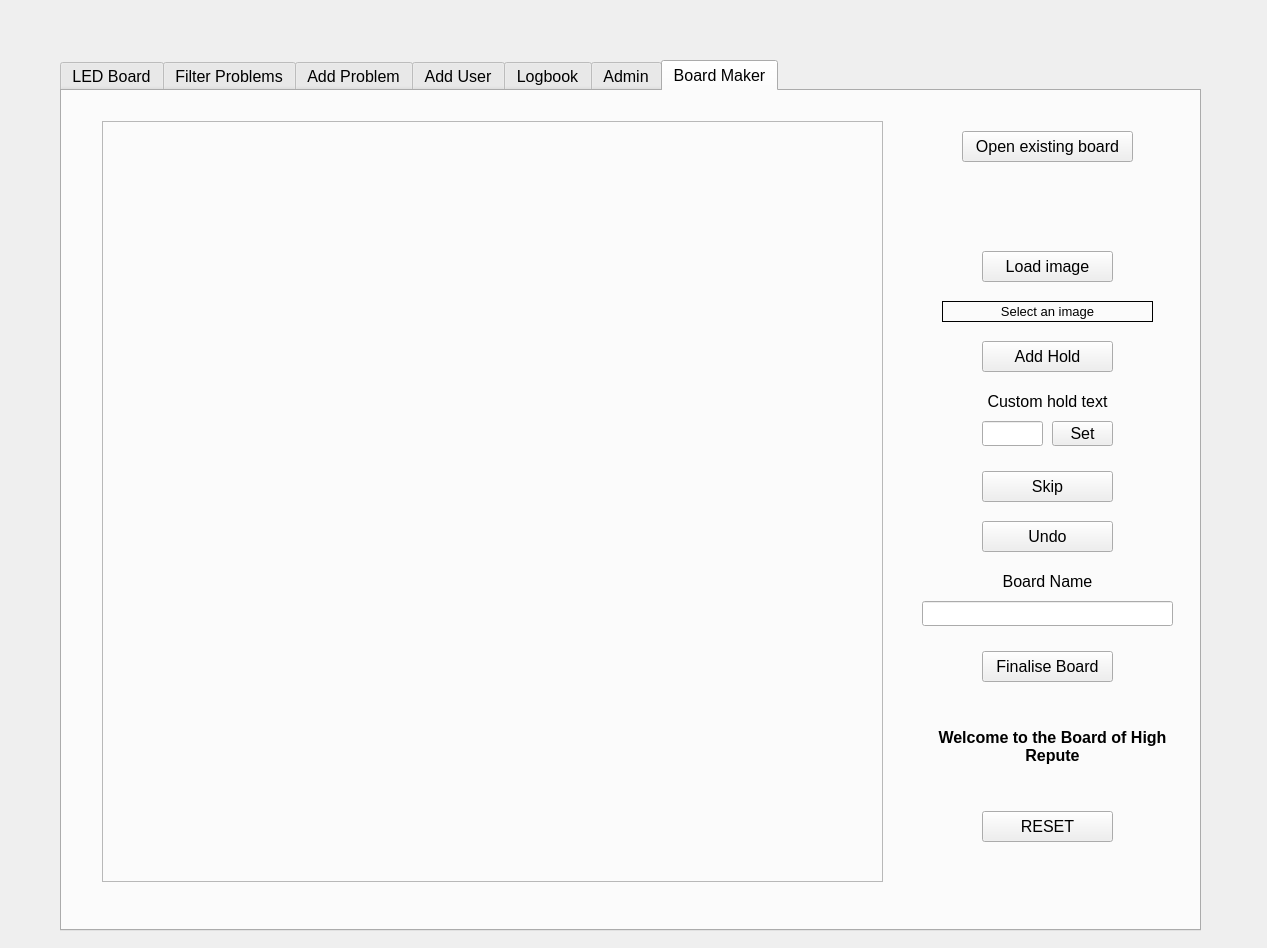
Qt form DiscoBoard.ui (highrepute/LEDBoard) before a commit.
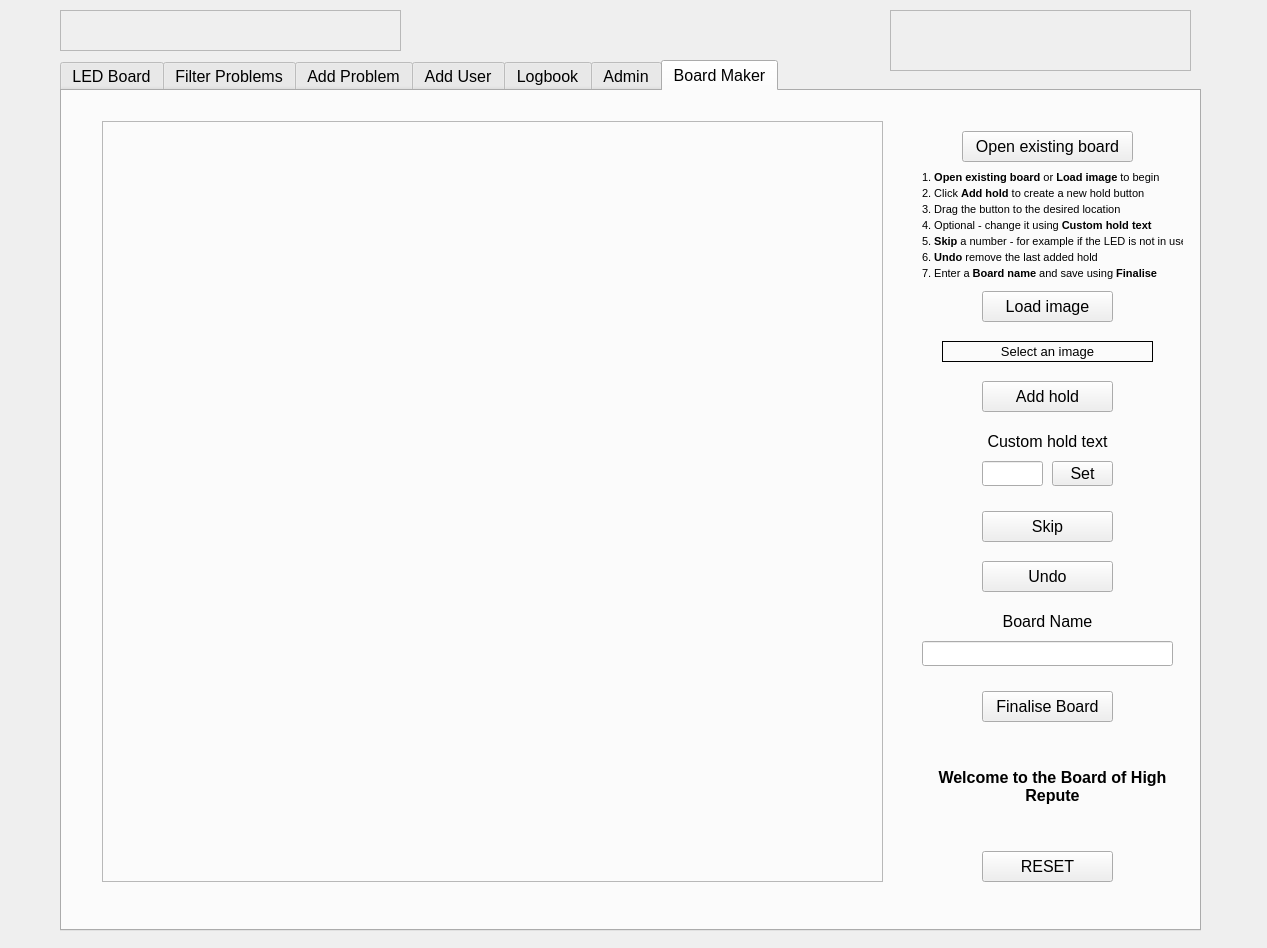
The same form after that commit. The open tabs and pages were chosen to show the change.

Commit message: Added TipStrips. Fixed bug with saving board when half a mirror pair action is complete

```diff
--- a/DiscoBoard.ui
+++ b/DiscoBoard.ui
@@ -1700,7 +1700,7 @@
      <property name="geometry">
       <rect>
        <x>920</x>
-       <y>160</y>
+       <y>200</y>
        <width>131</width>
        <height>31</height>
       </rect>
@@ -1713,13 +1713,13 @@
      <property name="geometry">
       <rect>
        <x>920</x>
-       <y>250</y>
+       <y>290</y>
        <width>131</width>
        <height>31</height>
       </rect>
      </property>
      <property name="text">
-      <string>Add Hold</string>
+      <string>Add hold</string>
      </property>
     </widget>
     <widget class="QFrame" name="frmBoard">
@@ -1745,7 +1745,7 @@
      <property name="geometry">
       <rect>
        <x>920</x>
-       <y>560</y>
+       <y>600</y>
        <width>131</width>
        <height>31</height>
       </rect>
@@ -1758,7 +1758,7 @@
      <property name="geometry">
       <rect>
        <x>860</x>
-       <y>510</y>
+       <y>550</y>
        <width>251</width>
        <height>25</height>
       </rect>
@@ -1768,7 +1768,7 @@
      <property name="geometry">
       <rect>
        <x>920</x>
-       <y>430</y>
+       <y>470</y>
        <width>131</width>
        <height>31</height>
       </rect>
@@ -1781,7 +1781,7 @@
      <property name="geometry">
       <rect>
        <x>920</x>
-       <y>380</y>
+       <y>420</y>
        <width>131</width>
        <height>31</height>
       </rect>
@@ -1794,7 +1794,7 @@
      <property name="geometry">
       <rect>
        <x>870</x>
-       <y>600</y>
+       <y>640</y>
        <width>241</width>
        <height>111</height>
       </rect>
@@ -1819,7 +1819,7 @@
      <property name="geometry">
       <rect>
        <x>880</x>
-       <y>210</y>
+       <y>250</y>
        <width>211</width>
        <height>21</height>
       </rect>
@@ -1843,7 +1843,7 @@
      <property name="geometry">
       <rect>
        <x>920</x>
-       <y>720</y>
+       <y>760</y>
        <width>131</width>
        <height>31</height>
       </rect>
@@ -1856,7 +1856,7 @@
      <property name="geometry">
       <rect>
        <x>870</x>
-       <y>480</y>
+       <y>520</y>
        <width>231</width>
        <height>21</height>
       </rect>
@@ -1885,7 +1885,7 @@
      <property name="geometry">
       <rect>
        <x>920</x>
-       <y>330</y>
+       <y>370</y>
        <width>61</width>
        <height>25</height>
       </rect>
@@ -1895,7 +1895,7 @@
      <property name="geometry">
       <rect>
        <x>870</x>
-       <y>300</y>
+       <y>340</y>
        <width>231</width>
        <height>21</height>
       </rect>
@@ -1911,7 +1911,7 @@
      <property name="geometry">
       <rect>
        <x>990</x>
-       <y>330</y>
+       <y>370</y>
        <width>61</width>
        <height>25</height>
       </rect>
@@ -1920,8 +1920,80 @@
       <string>Set</string>
      </property>
     </widget>
+    <widget class="QLabel" name="label_25">
+     <property name="geometry">
+      <rect>
+       <x>860</x>
+       <y>80</y>
+       <width>261</width>
+       <height>111</height>
+      </rect>
+     </property>
+     <property name="font">
+      <font>
+       <pointsize>10</pointsize>
+      </font>
+     </property>
+     <property name="text">
+      <string>&lt;!DOCTYPE HTML PUBLIC &quot;-//W3C//DTD HTML 4.0//EN&quot; &quot;http://www.w3.org/TR/REC-html40/strict.dtd&quot;&gt;
+&lt;html&gt;&lt;head&gt;&lt;meta name=&quot;qrichtext&quot; content=&quot;1&quot; /&gt;&lt;style type=&quot;text/css&quot;&gt;
+p, li { white-space: pre-wrap; }
+&lt;/style&gt;&lt;/head&gt;&lt;body style=&quot; font-family:'MS Shell Dlg 2'; font-size:8pt; font-weight:400; font-style:normal;&quot;&gt;
+&lt;p style=&quot; margin-top:3px; margin-bottom:3px; margin-left:0px; margin-right:0px; -qt-block-indent:0; text-indent:0px;&quot;&gt;1. &lt;span style=&quot; font-weight:600;&quot;&gt;Open existing board&lt;/span&gt; or &lt;span style=&quot; font-weight:600;&quot;&gt;Load image&lt;/span&gt; to begin&lt;/p&gt;
+&lt;p style=&quot; margin-top:3px; margin-bottom:3px; margin-left:0px; margin-right:0px; -qt-block-indent:0; text-indent:0px;&quot;&gt;2. Click &lt;span style=&quot; font-weight:600;&quot;&gt;Add hold &lt;/span&gt;to create a new hold button&lt;/p&gt;
+&lt;p style=&quot; margin-top:3px; margin-bottom:3px; margin-left:0px; margin-right:0px; -qt-block-indent:0; text-indent:0px;&quot;&gt;3. Drag the button to the desired location&lt;/p&gt;
+&lt;p style=&quot; margin-top:3px; margin-bottom:3px; margin-left:0px; margin-right:0px; -qt-block-indent:0; text-indent:0px;&quot;&gt;4. Optional - change it using &lt;span style=&quot; font-weight:600;&quot;&gt;Custom hold text&lt;/span&gt;&lt;/p&gt;
+&lt;p style=&quot; margin-top:3px; margin-bottom:3px; margin-left:0px; margin-right:0px; -qt-block-indent:0; text-indent:0px;&quot;&gt;5. &lt;span style=&quot; font-weight:600;&quot;&gt;Skip&lt;/span&gt; a number - for example if the LED is not in use&lt;/p&gt;
+&lt;p style=&quot; margin-top:3px; margin-bottom:3px; margin-left:0px; margin-right:0px; -qt-block-indent:0; text-indent:0px;&quot;&gt;6. &lt;span style=&quot; font-weight:600;&quot;&gt;Undo&lt;/span&gt; remove the last added hold&lt;/p&gt;
+&lt;p style=&quot; margin-top:3px; margin-bottom:3px; margin-left:0px; margin-right:0px; -qt-block-indent:0; text-indent:0px;&quot;&gt;7. Enter a &lt;span style=&quot; font-weight:600;&quot;&gt;Board name&lt;/span&gt; and save using &lt;span style=&quot; font-weight:600;&quot;&gt;Finalise&lt;/span&gt;&lt;/p&gt;&lt;/body&gt;&lt;/html&gt;</string>
+     </property>
+     <property name="alignment">
+      <set>Qt::AlignLeading|Qt::AlignLeft|Qt::AlignTop</set>
+     </property>
+    </widget>
    </widget>
   </widget>
+  <widget class="QFrame" name="frmWallLogo">
+   <property name="geometry">
+    <rect>
+     <x>890</x>
+     <y>10</y>
+     <width>301</width>
+     <height>61</height>
+    </rect>
+   </property>
+   <property name="toolTip">
+    <string/>
+   </property>
+   <property name="statusTip">
+    <string/>
+   </property>
+   <property name="autoFillBackground">
+    <bool>false</bool>
+   </property>
+   <property name="frameShape">
+    <enum>QFrame::StyledPanel</enum>
+   </property>
+   <property name="frameShadow">
+    <enum>QFrame::Raised</enum>
+   </property>
+  </widget>
+  <widget class="QFrame" name="frmBoardLogo">
+   <property name="geometry">
+    <rect>
+     <x>60</x>
+     <y>10</y>
+     <width>341</width>
+     <height>41</height>
+    </rect>
+   </property>
+   <property name="frameShape">
+    <enum>QFrame::StyledPanel</enum>
+   </property>
+   <property name="frameShadow">
+    <enum>QFrame::Raised</enum>
+   </property>
+  </widget>
  </widget>
  <tabstops>
   <tabstop>tbLogComments</tabstop>
```
Left out of the diff: 239 changed lines with no effect on the pictures. The commit also changes 7 other files.
